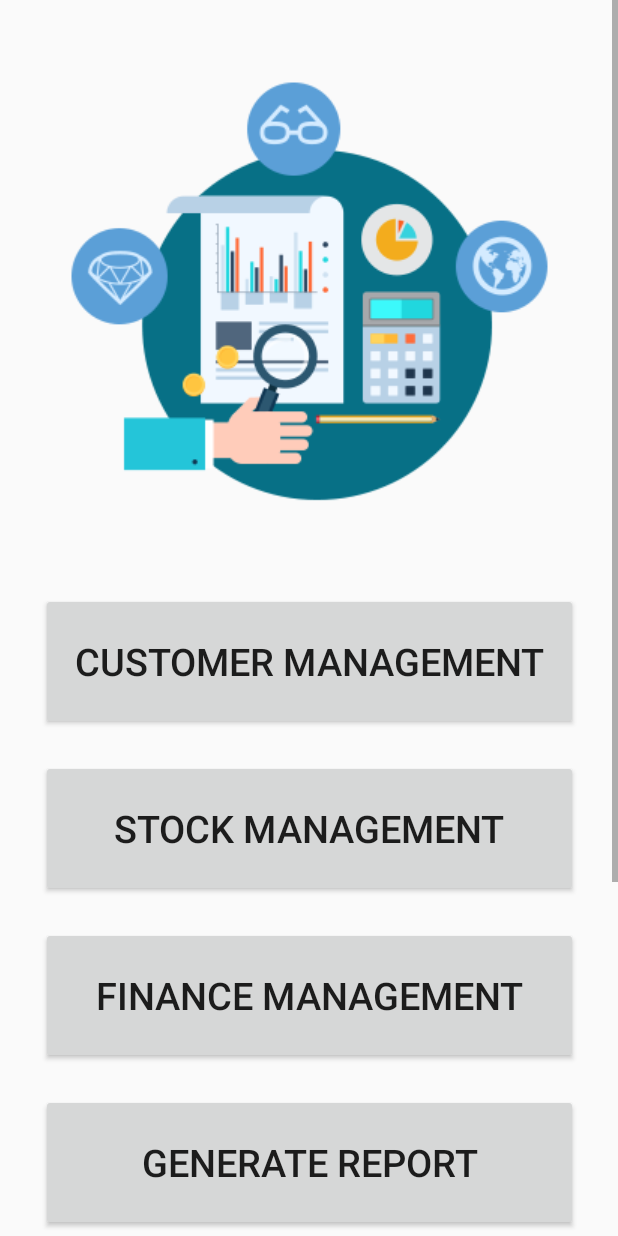
After one commit to JosephLahiru/stocks-portfolio-management-system, an Android app: the MenuActivity screen opened directly, with no data from a screen before it, on a phone screen of 412 x 824 dp. The commit adds this screen. Run offline under Robolectric (Android 15) with nearby library versions, the phone set to English and light mode, and no system bars.

Commit message:
Added Menu Page

```diff
--- a/app/src/main/AndroidManifest.xml
+++ b/app/src/main/AndroidManifest.xml
@@ -1,8 +1,8 @@
 <?xml version="1.0" encoding="utf-8"?>
 <manifest xmlns:android="http://schemas.android.com/apk/res/android"
-    package="com.example.stocksportfoliomanagementsystem" >
+    package="com.example.stocksportfoliomanagementsystem">
 
-    <uses-permission android:name="android.permission.INTERNET"/>
+    <uses-permission android:name="android.permission.INTERNET" />
 
     <application
         android:allowBackup="true"
@@ -10,7 +10,10 @@
         android:label="@string/app_name"
         android:roundIcon="@mipmap/ic_launcher_round"
         android:supportsRtl="true"
-        android:theme="@style/AppTheme" >
+        android:theme="@style/AppTheme">
+        <activity
+            android:name=".MenuActivity"
+            android:exported="false" />
         <activity
             android:name=".SignInActivity"
             android:exported="false" />
@@ -20,7 +23,8 @@
         <activity
             android:name=".LoginActivity"
             android:exported="false" />
-        <activity android:name=".GetStaredActivity"
+        <activity
+            android:name=".GetStaredActivity"
             android:exported="true">
             <intent-filter>
                 <action android:name="android.intent.action.MAIN" />
--- /dev/null
+++ b/app/src/main/java/com/example/stocksportfoliomanagementsystem/MenuActivity.java
@@ -0,0 +1,14 @@
+package com.example.stocksportfoliomanagementsystem;
+
+import androidx.appcompat.app.AppCompatActivity;
+
+import android.os.Bundle;
+
+public class MenuActivity extends AppCompatActivity {
+
+    @Override
+    protected void onCreate(Bundle savedInstanceState) {
+        super.onCreate(savedInstanceState);
+        setContentView(R.layout.activity_menu);
+    }
+}
--- a/app/src/main/java/com/example/stocksportfoliomanagementsystem/ProfileActivity.java
+++ b/app/src/main/java/com/example/stocksportfoliomanagementsystem/ProfileActivity.java
@@ -21,7 +21,7 @@ import com.google.firebase.database.ValueEventListener;
 
 public class ProfileActivity extends AppCompatActivity {
 
-    Button btnLogout;
+    Button btnLogout, btnMenu;
     FirebaseAuth mAuth;
     String userEmail;
     TextView welcomeTextView;
@@ -37,6 +37,7 @@ public class ProfileActivity extends AppCompatActivity {
         setContentView(R.layout.activity_profile);
 
         btnLogout = findViewById(R.id.logoutButton);
+        btnMenu = findViewById(R.id.menuButton);
         mAuth = FirebaseAuth.getInstance();
         welcomeTextView = findViewById(R.id.welcomeText);
 
@@ -68,6 +69,13 @@ public class ProfileActivity extends AppCompatActivity {
                 startActivity(new Intent(ProfileActivity.this, LoginActivity.class));
             }
         });
+
+        btnMenu.setOnClickListener(new View.OnClickListener() {
+            @Override
+            public void onClick(View view) {
+                startActivity(new Intent(ProfileActivity.this, MenuActivity.class));
+            }
+        });
     }
 
     @Override
--- /dev/null
+++ b/app/src/main/res/layout/activity_menu.xml
@@ -0,0 +1,106 @@
+<?xml version="1.0" encoding="utf-8"?>
+
+<ScrollView xmlns:android="http://schemas.android.com/apk/res/android"
+    xmlns:app="http://schemas.android.com/apk/res-auto"
+    xmlns:tools="http://schemas.android.com/tools"
+    android:layout_width="match_parent"
+    android:layout_height="wrap_content"
+    tools:layout_editor_absoluteX="1dp"
+    tools:layout_editor_absoluteY="1dp"
+    android:fillViewport="true"
+    >
+
+    <androidx.constraintlayout.widget.ConstraintLayout
+        android:layout_width="match_parent"
+        android:layout_height="wrap_content"
+        tools:context=".MenuActivity">
+
+        <ImageView
+            android:id="@+id/choseImageView"
+            android:layout_width="wrap_content"
+            android:layout_height="wrap_content"
+            android:layout_marginTop="30dp"
+            app:layout_constraintEnd_toEndOf="parent"
+            app:layout_constraintStart_toStartOf="parent"
+            app:layout_constraintTop_toTopOf="parent"
+            app:srcCompat="@mipmap/portfolio2" />
+
+        <Button
+            android:id="@+id/cusMngButton"
+            android:layout_width="358dp"
+            android:layout_height="91dp"
+            android:layout_marginTop="30dp"
+            android:text="Customer Management"
+            android:textSize="25sp"
+            app:layout_constraintEnd_toEndOf="parent"
+            app:layout_constraintStart_toStartOf="parent"
+            app:layout_constraintTop_toBottomOf="@id/choseImageView"/>
+
+        <Button
+            android:id="@+id/stockMngButton"
+            android:layout_width="358dp"
+            android:layout_height="91dp"
+            android:layout_marginTop="20sp"
+            android:text="STOCK MANAGEMENT"
+            android:textSize="25sp"
+            app:layout_constraintEnd_toEndOf="parent"
+            app:layout_constraintStart_toStartOf="parent"
+            app:layout_constraintTop_toBottomOf="@id/cusMngButton" />
+
+        <Button
+            android:id="@+id/financialMngButton"
+            android:layout_width="358dp"
+            android:layout_height="91dp"
+            android:layout_marginTop="20sp"
+            android:text="FINANCE MANAGEMENT"
+            android:textSize="25sp"
+            app:layout_constraintEnd_toEndOf="parent"
+            app:layout_constraintStart_toStartOf="parent"
+            app:layout_constraintTop_toBottomOf="@id/stockMngButton" />
+
+        <Button
+            android:id="@+id/reportMngButton"
+            android:layout_width="358dp"
+            android:layout_height="91dp"
+            android:layout_marginTop="20sp"
+            android:text="GENERATE REPORT"
+            android:textSize="25sp"
+            app:layout_constraintEnd_toEndOf="parent"
+            app:layout_constraintStart_toStartOf="parent"
+            app:layout_constraintTop_toBottomOf="@id/financialMngButton" />
+
+        <Button
+            android:id="@+id/supplierMngButton"
+            android:layout_width="358dp"
+            android:layout_height="91dp"
+            android:layout_marginTop="20sp"
+            android:text="SUPPLIER MANAGEMENT"
+            android:textSize="25sp"
+            app:layout_constraintEnd_toEndOf="parent"
+            app:layout_constraintStart_toStartOf="parent"
+            app:layout_constraintTop_toBottomOf="@id/reportMngButton" />
+
+        <Button
+            android:id="@+id/deliveryMngButton"
+            android:layout_width="358dp"
+            android:layout_height="91dp"
+            android:layout_marginTop="20sp"
+            android:text="DELIVERY MANAGEMENT"
+            android:textSize="25sp"
+            app:layout_constraintEnd_toEndOf="parent"
+            app:layout_constraintStart_toStartOf="parent"
+            app:layout_constraintTop_toBottomOf="@id/supplierMngButton" />
+
+        <Button
+            android:id="@+id/adminMngButton"
+            android:layout_width="358dp"
+            android:layout_height="91dp"
+            android:layout_marginTop="20sp"
+            android:text="ADMIN PANEL"
+            android:textSize="25sp"
+            app:layout_constraintEnd_toEndOf="parent"
+            app:layout_constraintStart_toStartOf="parent"
+            app:layout_constraintTop_toBottomOf="@id/deliveryMngButton" />
+
+    </androidx.constraintlayout.widget.ConstraintLayout>
+</ScrollView>
--- a/app/src/main/res/layout/activity_profile.xml
+++ b/app/src/main/res/layout/activity_profile.xml
@@ -33,4 +33,17 @@
         app:layout_constraintStart_toStartOf="parent"
         app:layout_constraintTop_toTopOf="parent"
         app:layout_constraintVertical_bias="0.044" />
+
+    <Button
+        android:id="@+id/menuButton"
+        android:layout_width="358dp"
+        android:layout_height="91dp"
+        android:text="MENU"
+        android:textSize="25sp"
+        app:layout_constraintEnd_toEndOf="parent"
+        app:layout_constraintStart_toStartOf="parent"
+        tools:layout_editor_absoluteY="701dp"
+        android:layout_marginBottom="20sp"
+        app:layout_constraintBottom_toBottomOf="parent"
+        />
 </androidx.constraintlayout.widget.ConstraintLayout>
```
Also changed, not shown: app/src/main/res/mipmap-anydpi-v26/choose.png (added).
